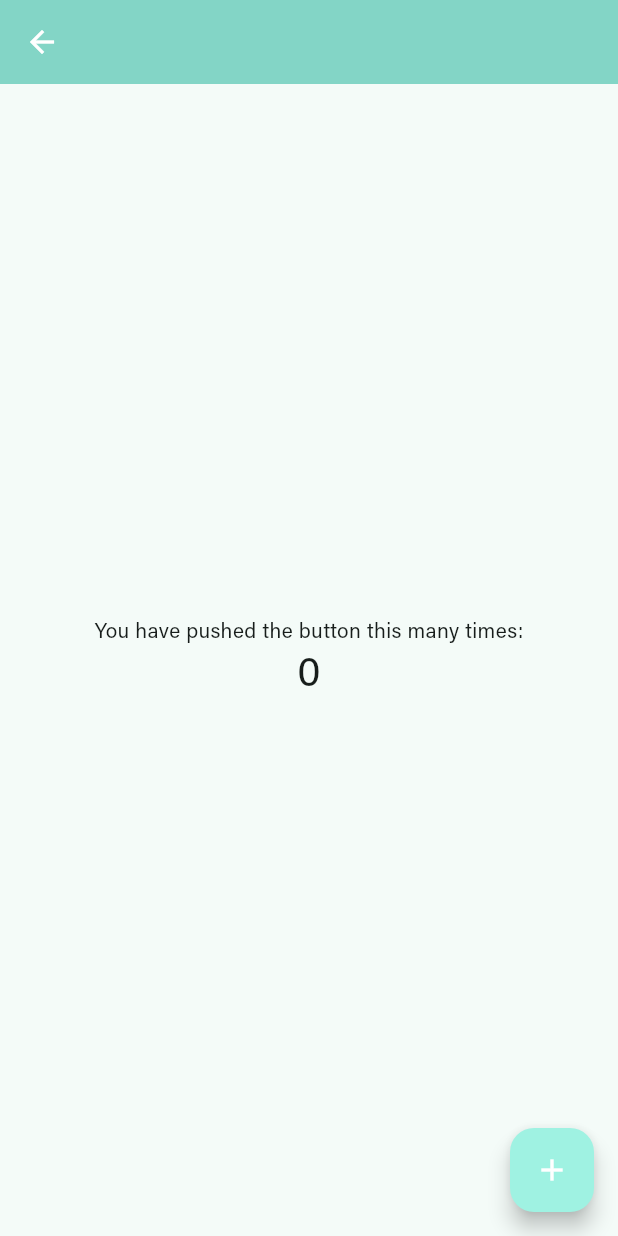
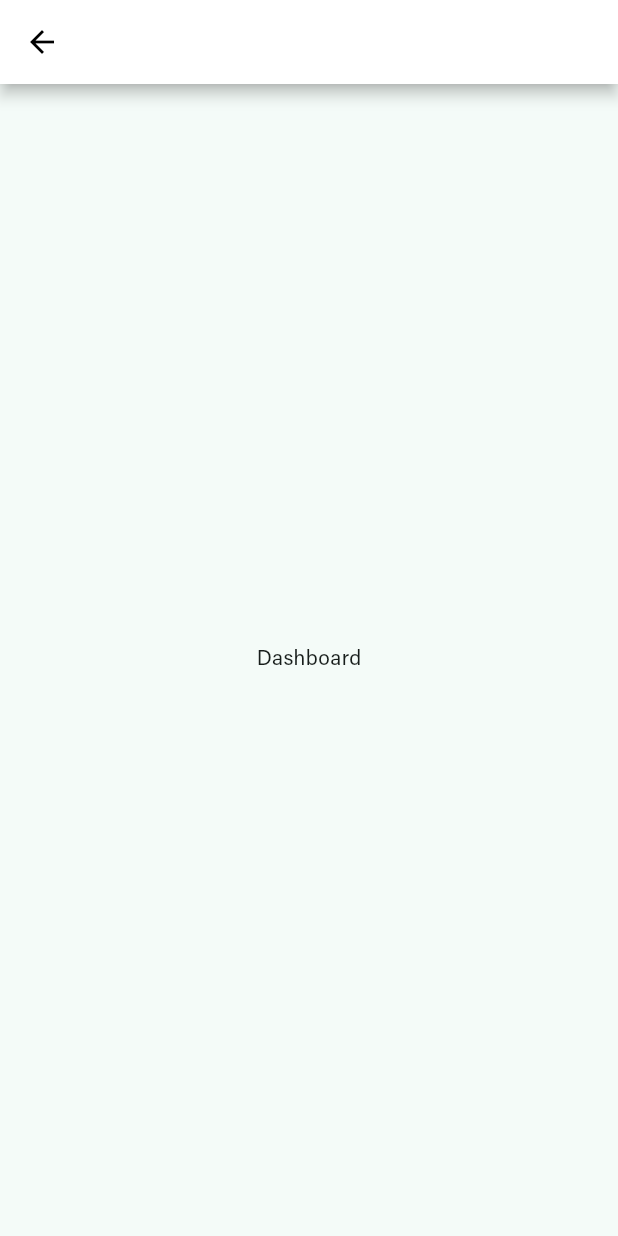
Before and after one commit to matiasespina1991/expatrio-challenge, a Flutter app: the DashboardScreen screen opened directly, on a phone screen of 412 x 824 dp. Run offline on Flutter 3.47's test engine with Material 3 defaults, Android fonts, the phone set to English and light mode, and no system bars; our stand-ins replace flutter_secure_storage; accounts and stored records are empty.

Commit message:
Dashboard theme set - Dashboard content still empty

```diff
--- a/lib/screens/dashboard_screen.dart
+++ b/lib/screens/dashboard_screen.dart
@@ -1,4 +1,3 @@
-import 'package:expatrio_challenge/screens/login_screen.dart';
 import 'package:flutter/material.dart';
 
 import '../services/authentication_service.dart';
@@ -13,20 +12,12 @@
 }
 
 class _DashboardScreenState extends State<DashboardScreen> {
-  int _counter = 0;
   final AuthenticationService _authService = AuthenticationService();
-
-  void _incrementCounter() {
-    setState(() {
-      _counter++;
-    });
-  }
 
   @override
   Widget build(BuildContext context) {
     return Scaffold(
       appBar: AppBar(
-        backgroundColor: Theme.of(context).colorScheme.inversePrimary,
         leading: IconButton(
           icon: const Icon(Icons.arrow_back),
           onPressed: () async {
@@ -34,40 +25,16 @@
           },
         ),
       ),
-      body: Center(
-        // Center is a layout widget. It takes a single child and positions it
-        // in the middle of the parent.
+      body: const Center(
         child: Column(
-          // Column is also a layout widget. It takes a list of children and
-          // arranges them vertically. By default, it sizes itself to fit its
-          // children horizontally, and tries to be as tall as its parent.
-          //
-          // Column has various properties to control how it sizes itself and
-          // how it positions its children. Here we use mainAxisAlignment to
-          // center the children vertically; the main axis here is the vertical
-          // axis because Columns are vertical (the cross axis would be
-          // horizontal).
-          //
-          // TRY THIS: Invoke "debug painting" (choose the "Toggle Debug Paint"
-          // action in the IDE, or press "p" in the console), to see the
-          // wireframe for each widget.
           mainAxisAlignment: MainAxisAlignment.center,
           children: <Widget>[
-            const Text(
-              'You have pushed the button this many times:',
-            ),
             Text(
-              '$_counter',
-              style: Theme.of(context).textTheme.headlineMedium,
+              'Dashboard',
             ),
           ],
         ),
       ),
-      floatingActionButton: FloatingActionButton(
-        onPressed: _incrementCounter,
-        tooltip: 'Increment',
-        child: const Icon(Icons.add),
-      ), // This trailing comma makes auto-formatting nicer for build methods.
     );
   }
 
--- a/lib/theme/expatrio_theme.dart
+++ b/lib/theme/expatrio_theme.dart
@@ -28,7 +28,11 @@
     ),
     colorScheme: ColorScheme.fromSeed(seedColor: primaryColor),
     appBarTheme: const AppBarTheme(
-      foregroundColor: Colors.white,
+      elevation: 4,
+      shadowColor: Colors.black,
+      backgroundColor: Colors.white,
+      surfaceTintColor: Colors.white,
+      foregroundColor: Colors.black,
     ),
     floatingActionButtonTheme: const FloatingActionButtonThemeData(
       foregroundColor: Colors.white,
```
